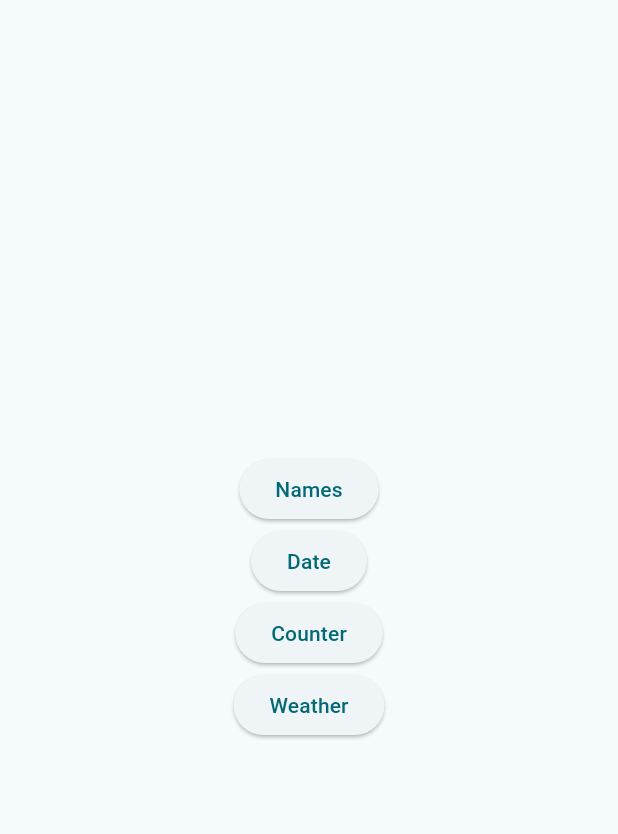
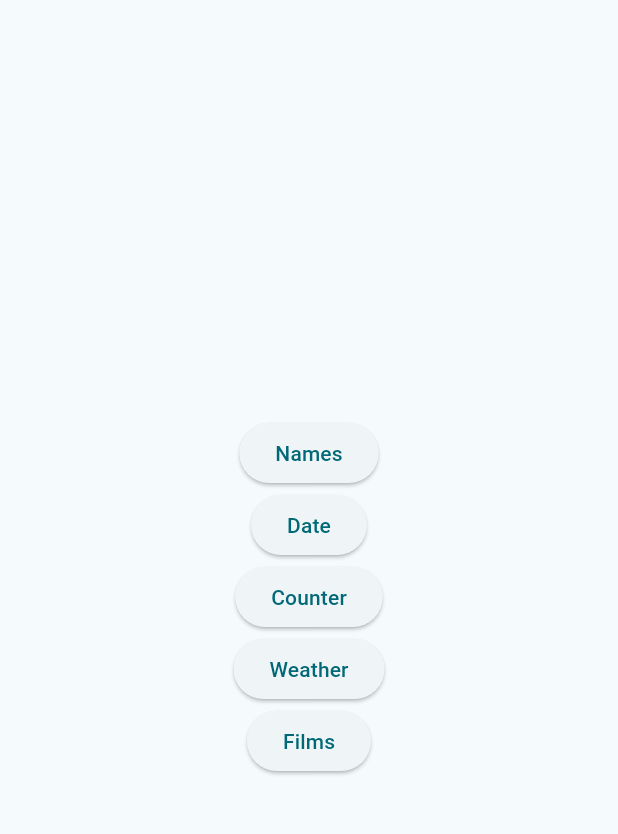
Before and after one commit to wadpas/riverpod_flutter_state, a Flutter app: the screen it shows after launch, on a phone screen of 412 x 824 dp, the part 63-897 px from its top. Run offline on Flutter 3.47's test engine with Material 2 defaults, Android fonts, the phone set to English and light mode, and no system bars; our stand-ins replace hooks_riverpod.

```diff
--- a/lib/main.dart
+++ b/lib/main.dart
@@ -2,6 +2,7 @@ import 'package:flutter/material.dart';
 import 'package:hooks_riverpod/hooks_riverpod.dart';
 import 'package:riverpod_flutter_state/counter/counter_page.dart';
 import 'package:riverpod_flutter_state/date/date_page.dart';
+import 'package:riverpod_flutter_state/films/films_page.dart';
 import 'package:riverpod_flutter_state/persons/persons_page.dart';
 import 'package:riverpod_flutter_state/weather/weather_page.dart';
 
@@ -32,6 +33,7 @@ class MyApp extends StatelessWidget {
         '/counter_page': (context) => const CounterPage(),
         '/weather_page': (context) => const WeatherPage(),
         '/names_page': (context) => const PersonsPage(),
+        '/films_page': (context) => const FilmsPage(),
       },
     );
   }
@@ -74,6 +76,12 @@ class HomePage extends ConsumerWidget {
               },
               child: const Text('Weather'),
             ),
+            ElevatedButton(
+              onPressed: () {
+                Navigator.of(context).pushNamed('/films_page');
+              },
+              child: const Text('Films'),
+            ),
           ],
         ),
       ),
```
Also changed, not shown: lib/films/film_model.dart (added, +23 -0 lines), lib/films/films_page.dart (added, +10 -0 lines), lib/films/films_state.dart (added).
